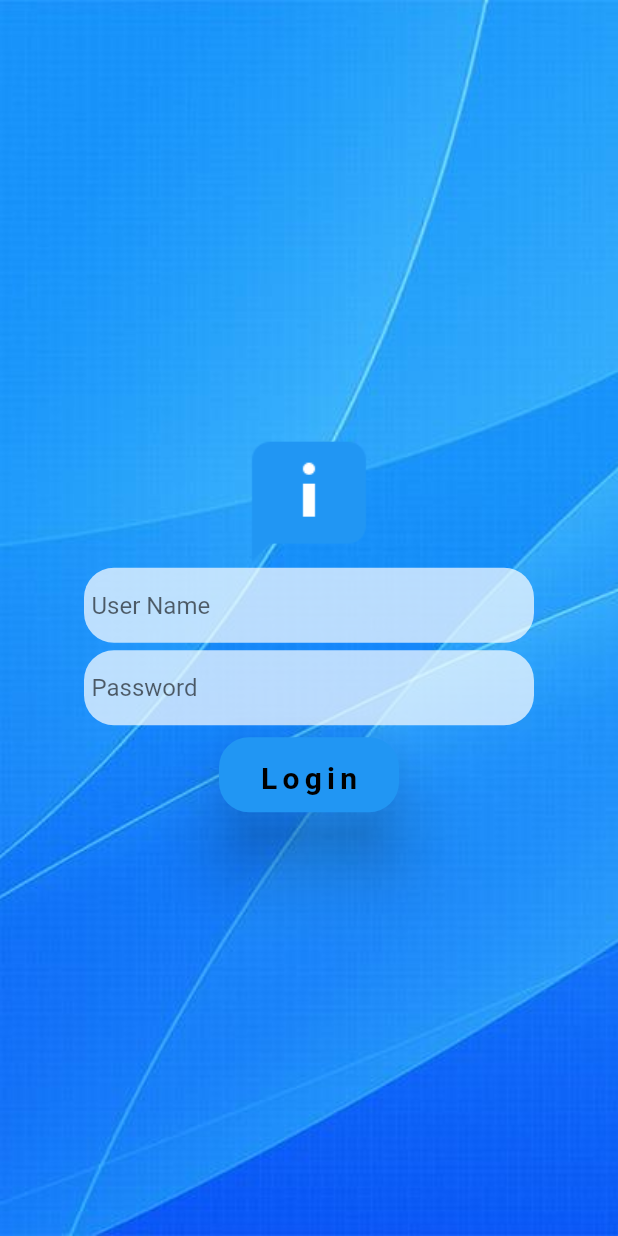
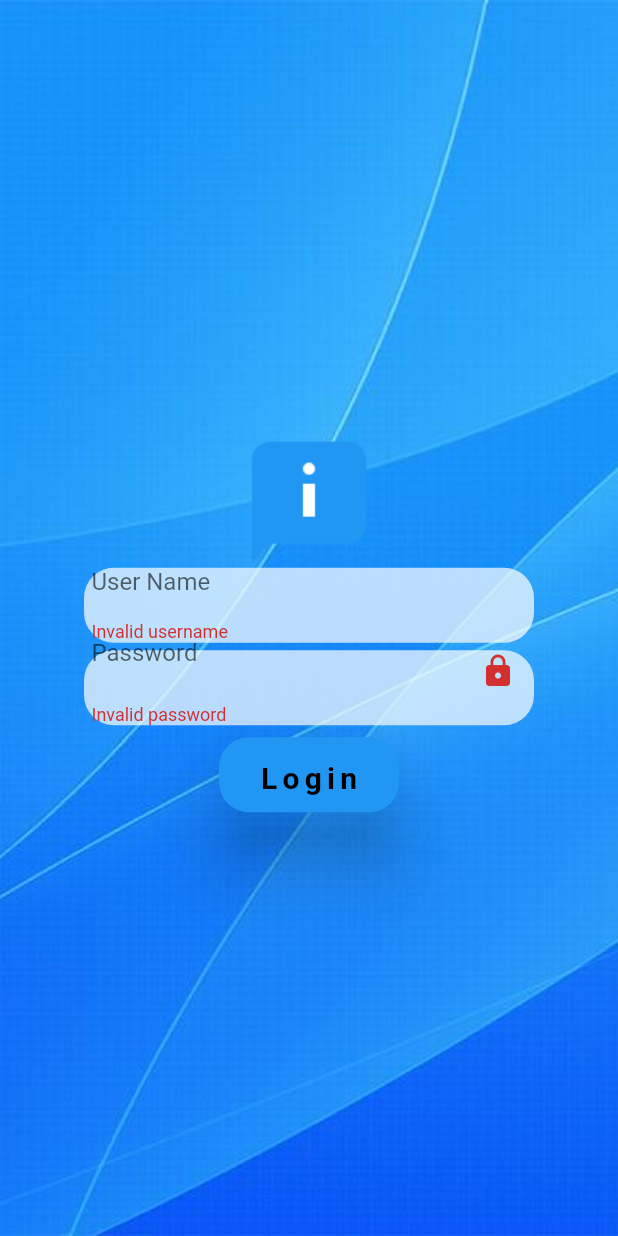
Before and after one commit to DRohan007/Login_ui, a Flutter app: the screen it shows after launch, after a tap on "Login", on a phone screen of 412 x 824 dp. Run offline on Flutter 3.47's test engine with Material 2 defaults, Android fonts, the phone set to English and light mode, and no system bars.

Commit message:
main: Input validation for Username & Email
Signed-off-by: DRohan007 <drohan940@gmail.com>

```diff
--- a/lib/main.dart
+++ b/lib/main.dart
@@ -20,6 +20,10 @@ class myhome extends StatefulWidget {
 }
 
 class _myhomeState extends State<myhome> {
+
+  final _formkey = GlobalKey<FormState>();
+  String _username,_password= "";
+
   @override
   Widget build(BuildContext context) {
     return Scaffold(
@@ -30,7 +34,9 @@ class _myhomeState extends State<myhome> {
             "assets/images/bg.jpg",
             fit: BoxFit.cover,
           ),
-          Column(
+          Form(
+            key: _formkey,
+             child: Column(
               mainAxisAlignment: MainAxisAlignment.center,
               children: <Widget>[
                 Image.asset(
@@ -46,11 +52,22 @@ class _myhomeState extends State<myhome> {
                     borderRadius: BorderRadius.circular(20.0),
                   ),
                   child: Center(
-                  child: TextField(
+                    child: TextFormField(
+                      validator: (name){
+                        Pattern pattern =
+                         r'^[A-Za-z0-9]+(?:[ _-][A-Za-z0-9]+)*$';
+                         RegExp regex = new RegExp(pattern);
+                         if (regex.hasMatch(name))
+                             return null;
+                         else
+                             return 'Invalid username';
+                      },
                     decoration: InputDecoration(
                       hintText: "User Name",
                       border: InputBorder.none,
                     ),
+                    textInputAction: TextInputAction.next,
+                    onSaved: (name)=> _username = name,
                   ),
                   ),
                 ),
@@ -67,12 +84,25 @@ class _myhomeState extends State<myhome> {
                     borderRadius: BorderRadius.circular(20.0),
                   ),
                   child: Center(
-
-                  child: TextField(
+                    child: TextFormField(
+                      obscureText: true,
+                      keyboardType: TextInputType.text,
+                      validator: (password){
+                       Pattern pattern =
+                         r'^(?=.*[0-9]+.*)(?=.*[a-zA-Z]+.*)[0-9a-zA-Z]{6,}$';
+                       RegExp regex = new RegExp(pattern);
+                       if (regex.hasMatch(password))
+                          return null;
+                       else
+                          return 'Invalid password';
+                      },
                     decoration: InputDecoration(
                       hintText: "Password",
                       border: InputBorder.none,
+                      suffixIcon: Icon(Icons.lock),
                     ),
+                    textInputAction: TextInputAction.done,
+                    onSaved: (password)=> _password = password,
                   ),
                   ),
                 ),
@@ -80,7 +110,11 @@ class _myhomeState extends State<myhome> {
                   padding: EdgeInsets.only(top: 8.0),
                   child: MaterialButton(
                     padding: EdgeInsets.only(top: 4.0),
-                  onPressed: () {},
+                    onPressed: () {
+                      if(_formkey.currentState.validate()){
+                         _formkey.currentState.save();
+                       }
+                    },
                     elevation: 20.0,
                     color: Colors.blue,
                     splashColor: Colors.white70,
@@ -103,6 +137,7 @@ class _myhomeState extends State<myhome> {
                 ),
               ],
             ),
+          ),
         ],
       ),
     );
```
Lines whose indentation alone changed are shown as unchanged.
